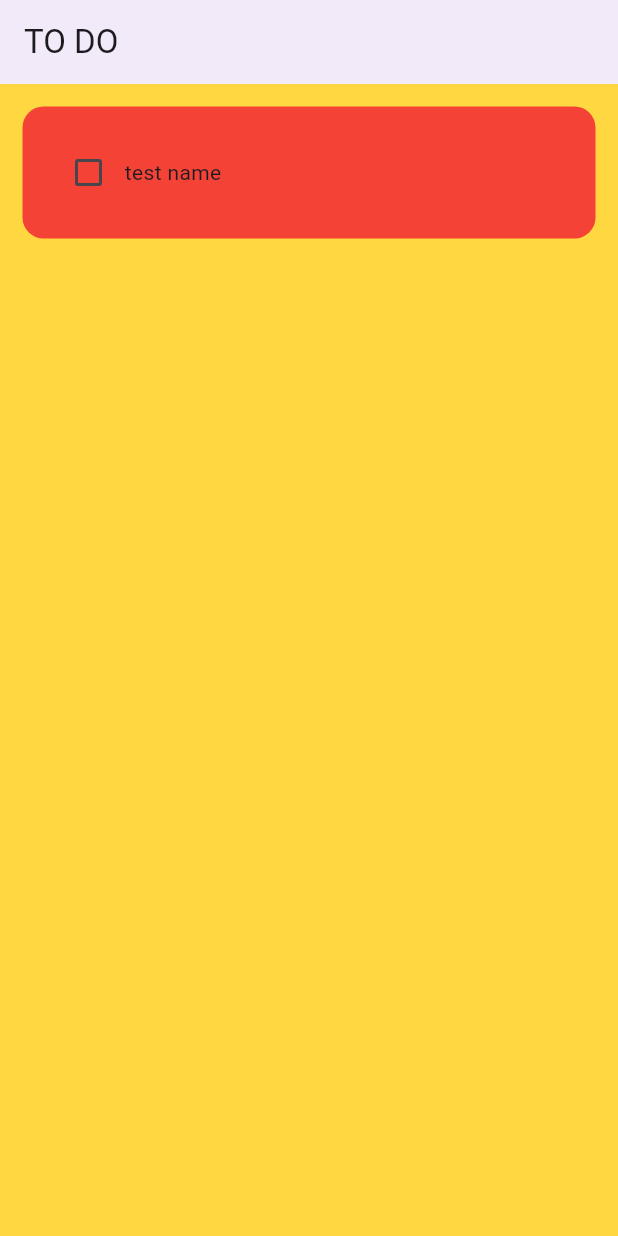
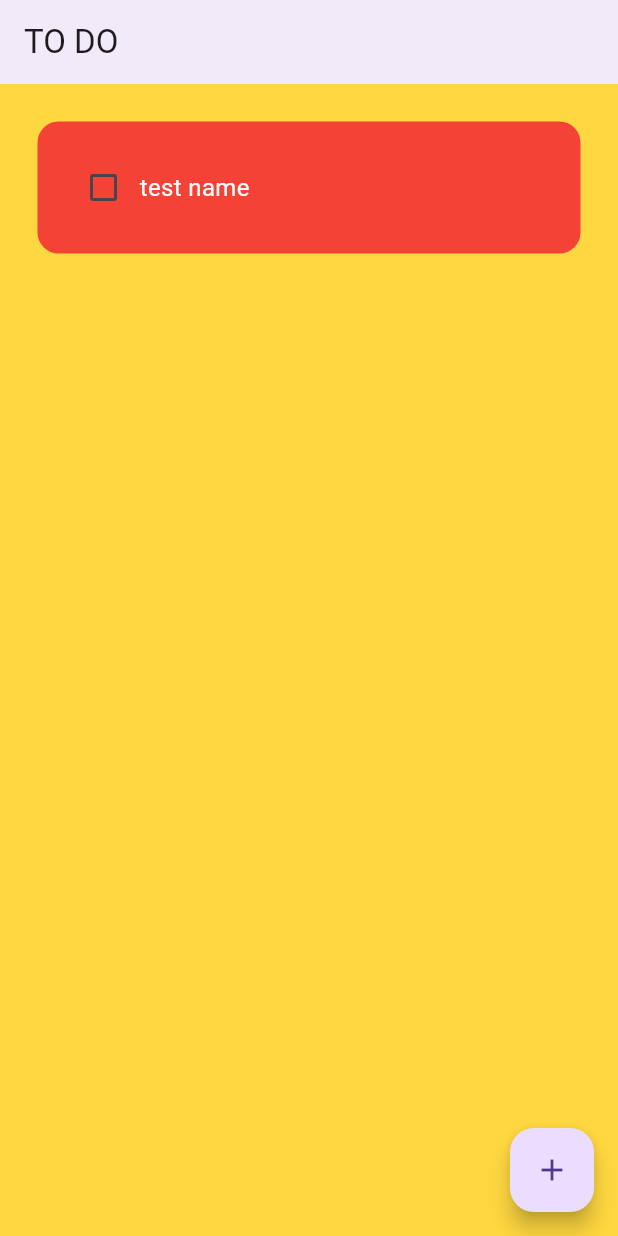
Before and after one commit to Yasasisuru/to_do_app, a Flutter app: the screen it shows after launch, on a phone screen of 412 x 824 dp. Run offline on Flutter 3.47's test engine with Material 3 defaults, Android fonts, the phone set to English and light mode, and no system bars.

Commit message:
dialog box design  create

```diff
--- a/lib/pages/home_page.dart
+++ b/lib/pages/home_page.dart
@@ -20,6 +20,14 @@ class _HomePageState extends State<HomePage> {
     });
   }
 
+  void createNew() {
+    showDialog(
+        context: context,
+        builder: (context) {
+          return AlertDialog();
+        });
+  }
+
   @override
   Widget build(BuildContext context) {
     return Scaffold(
@@ -27,6 +35,10 @@ class _HomePageState extends State<HomePage> {
       appBar: AppBar(
         title: Text("TO DO"),
         elevation: 3,
+      ),
+      floatingActionButton: FloatingActionButton(
+        onPressed: createNew,
+        child: Icon(Icons.add),
       ),
       body: ListView.builder(
         itemCount: toDoList.length,
--- a/lib/pages/todo_title.dart
+++ b/lib/pages/todo_title.dart
@@ -1,3 +1,4 @@
+import 'package:flutter/cupertino.dart';
 import 'package:flutter/material.dart';
 
 class ToDoTitle extends StatelessWidget {
@@ -12,17 +13,21 @@ Function(bool?)? onChanged;
   @override
   Widget build(BuildContext context) {
     return Padding(
-      padding: const EdgeInsets.all(15.0),
+      padding: const EdgeInsets.only(left: 25,top: 25,right: 25),
       child: Container(
         padding: EdgeInsets.all(20),
+        decoration: BoxDecoration(
+            color: Colors.red, borderRadius: BorderRadius.circular(14)),
         child: Row(
           children: [
-              Checkbox(value: taskComplete, onChanged: onChanged),
-            Text(taskName),
+              Checkbox(value: taskComplete, onChanged: onChanged,
+              activeColor: Colors.black,
+              ),
+            Text(taskName,
+            style: TextStyle(fontSize: 16, color:CupertinoColors.tertiarySystemBackground  ,decoration: taskComplete? TextDecoration.lineThrough:
+            TextDecoration.none),),
           ],
         ),
-        decoration: BoxDecoration(
-            color: Colors.red, borderRadius: BorderRadius.circular(14)),
       ),
     );
   }
```
Also changed, not shown: lib/pages/dialog_box.dart (added, +13 -0 lines).
